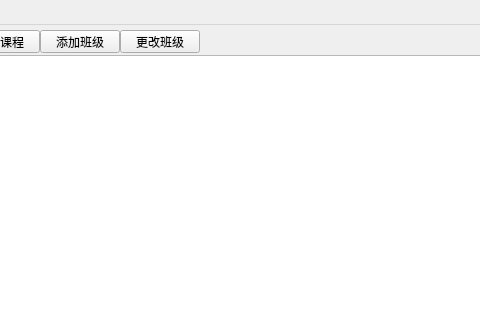
Qt form mainwindow.ui (jiangzheng1582090156/student_manager_system) before a commit; both pictures show x 230 to 710 and y 0 to 320 of the 957 by 649 pixel window.
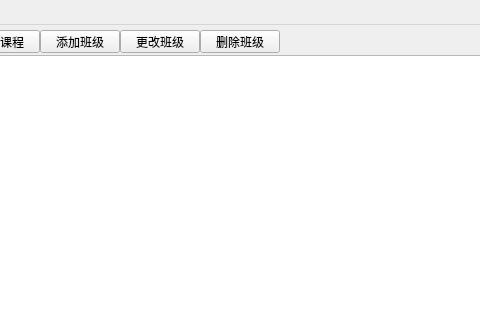
The same form after that commit.

```diff
--- a/mainwindow.ui
+++ b/mainwindow.ui
@@ -123,6 +123,19 @@
      <string>更改班级</string>
     </property>
    </widget>
+   <widget class="QPushButton" name="btn_delete_class">
+    <property name="geometry">
+     <rect>
+      <x>430</x>
+      <y>5</y>
+      <width>80</width>
+      <height>23</height>
+     </rect>
+    </property>
+    <property name="text">
+     <string>删除班级</string>
+    </property>
+   </widget>
   </widget>
   <widget class="QMenuBar" name="menuBar">
    <property name="geometry">
```
